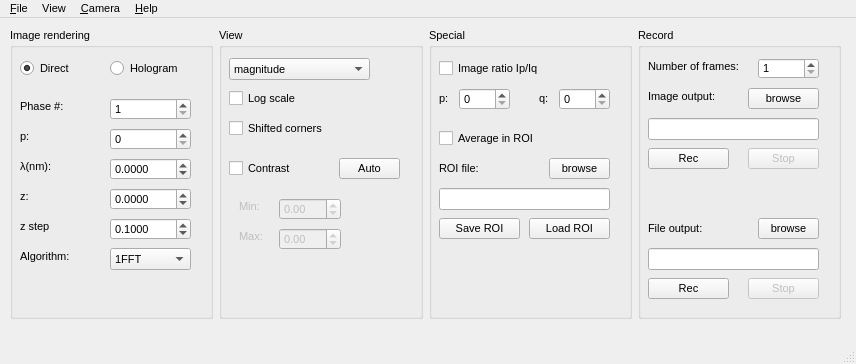
First picture: the form in Holovibes/main_window.ui, repository DigitalHolography/Holovibes, before the edit.
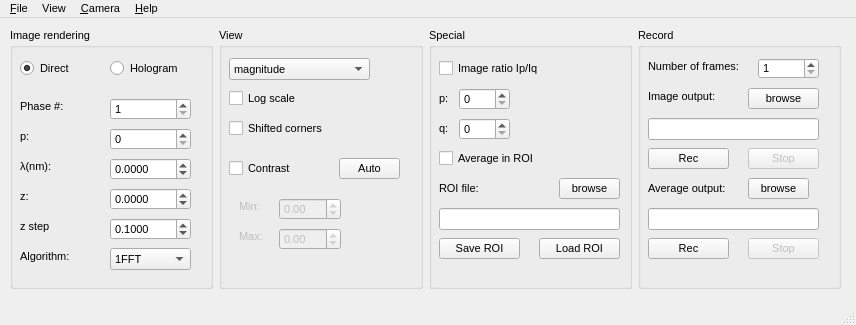
Second picture: the form after the edit. Custom widgets are drawn as their Qt base class.

Commit message: GUI binded to average record

```diff
--- a/Holovibes/main_window.ui
+++ b/Holovibes/main_window.ui
@@ -10,7 +10,7 @@
     <x>0</x>
     <y>0</y>
     <width>856</width>
-    <height>364</height>
+    <height>325</height>
    </rect>
   </property>
   <property name="font">
@@ -31,7 +31,7 @@
       <x>10</x>
       <y>10</y>
       <width>831</width>
-      <height>291</height>
+      <height>261</height>
      </rect>
     </property>
     <layout class="QGridLayout" name="gridLayout">
@@ -303,8 +303,8 @@
        <widget class="QSpinBox" name="qSpinBoxVibro">
         <property name="geometry">
          <rect>
-          <x>130</x>
-          <y>60</y>
+          <x>30</x>
+          <y>90</y>
           <width>51</width>
           <height>22</height>
          </rect>
@@ -313,8 +313,8 @@
        <widget class="QLabel" name="qLabelVibro">
         <property name="geometry">
          <rect>
-          <x>110</x>
-          <y>60</y>
+          <x>10</x>
+          <y>90</y>
           <width>21</width>
           <height>21</height>
          </rect>
@@ -340,7 +340,7 @@
         <property name="geometry">
          <rect>
           <x>10</x>
-          <y>100</y>
+          <y>120</y>
           <width>121</width>
           <height>20</height>
          </rect>
@@ -353,7 +353,7 @@
         <property name="geometry">
          <rect>
           <x>10</x>
-          <y>130</y>
+          <y>150</y>
           <width>53</width>
           <height>21</height>
          </rect>
@@ -365,8 +365,8 @@
        <widget class="QPushButton" name="ROIBrowseButton">
         <property name="geometry">
          <rect>
-          <x>120</x>
-          <y>130</y>
+          <x>130</x>
+          <y>150</y>
           <width>61</width>
           <height>21</height>
          </rect>
@@ -379,8 +379,8 @@
         <property name="geometry">
          <rect>
           <x>10</x>
-          <y>160</y>
-          <width>171</width>
+          <y>180</y>
+          <width>181</width>
           <height>22</height>
          </rect>
         </property>
@@ -389,7 +389,7 @@
         <property name="geometry">
          <rect>
           <x>10</x>
-          <y>190</y>
+          <y>210</y>
           <width>81</width>
           <height>21</height>
          </rect>
@@ -401,8 +401,8 @@
        <widget class="QPushButton" name="loadROIPushButton">
         <property name="geometry">
          <rect>
-          <x>100</x>
-          <y>190</y>
+          <x>110</x>
+          <y>210</y>
           <width>81</width>
           <height>21</height>
          </rect>
@@ -696,20 +696,20 @@
         <property name="geometry">
          <rect>
           <x>10</x>
-          <y>190</y>
-          <width>71</width>
+          <y>150</y>
+          <width>101</width>
           <height>21</height>
          </rect>
         </property>
         <property name="text">
-         <string>File output:</string>
+         <string>Average output:</string>
         </property>
        </widget>
        <widget class="QPushButton" name="ROIOutputPushButton">
         <property name="geometry">
          <rect>
-          <x>120</x>
-          <y>190</y>
+          <x>110</x>
+          <y>150</y>
           <width>61</width>
           <height>21</height>
          </rect>
@@ -722,7 +722,7 @@
         <property name="geometry">
          <rect>
           <x>10</x>
-          <y>220</y>
+          <y>180</y>
           <width>171</width>
           <height>22</height>
          </rect>
@@ -732,7 +732,7 @@
         <property name="geometry">
          <rect>
           <x>10</x>
-          <y>250</y>
+          <y>210</y>
           <width>81</width>
           <height>21</height>
          </rect>
@@ -748,7 +748,7 @@
         <property name="geometry">
          <rect>
           <x>110</x>
-          <y>250</y>
+          <y>210</y>
           <width>71</width>
           <height>21</height>
          </rect>
```
Left out of the diff: 59 changed lines with no effect on the pictures. The commit also changes 5 other files.
